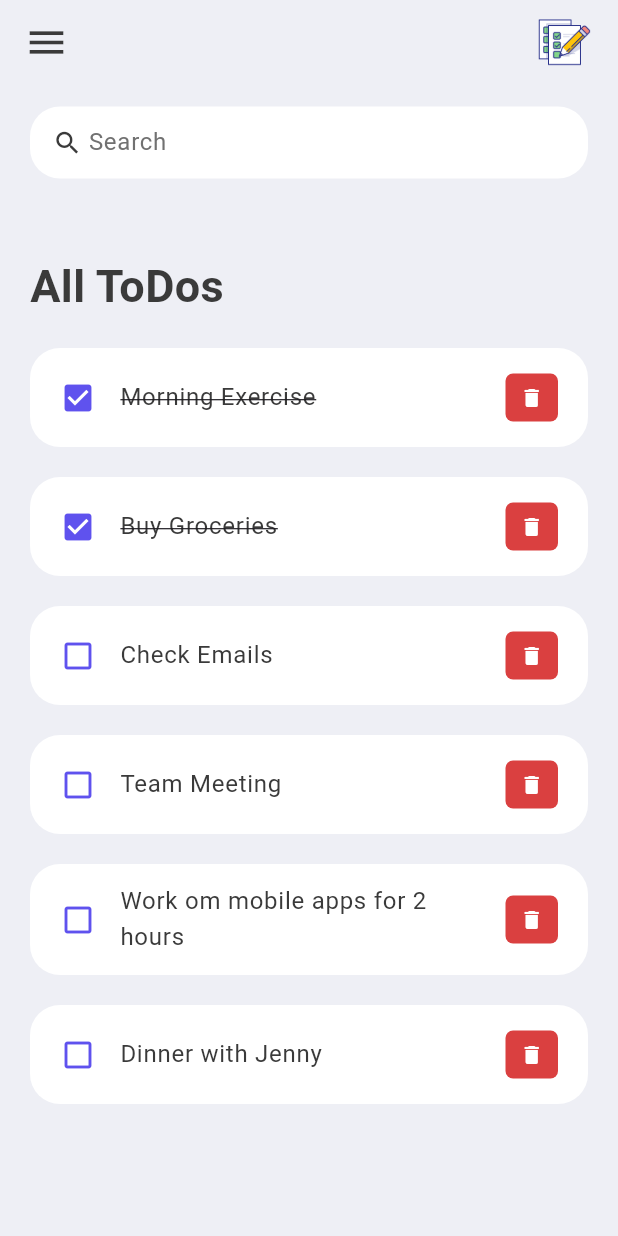
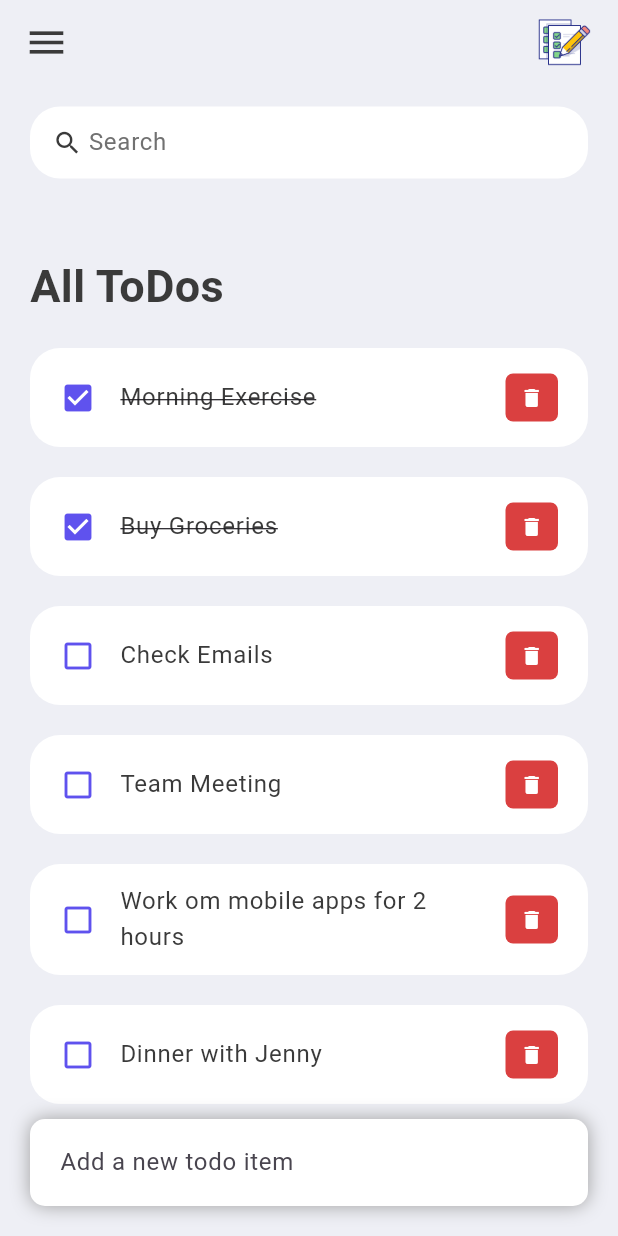
Before and after one commit to codeby-vikrant/Task-2-To-Do-List-App, a Flutter app: the screen it shows after launch, on a phone screen of 412 x 824 dp. Run offline on Flutter 3.47's test engine with Material 3 defaults, Android fonts, the phone set to English and light mode, and no system bars.

Commit message:
made a input box at bottom

```diff
--- a/lib/screens/home.dart
+++ b/lib/screens/home.dart
@@ -39,6 +39,35 @@ class HomeScreen extends StatelessWidget {
                   )
                 ],
               )),
+          Align(
+            alignment: Alignment.bottomCenter,
+            child: Row(
+              children: [
+                Expanded(
+                    child: Container(
+                  margin:
+                      const EdgeInsets.only(bottom: 20, right: 20, left: 20),
+                  padding:
+                      const EdgeInsets.symmetric(horizontal: 20, vertical: 5),
+                  decoration: BoxDecoration(
+                      color: Colors.white,
+                      boxShadow: const [
+                        BoxShadow(
+                            color: Colors.grey,
+                            offset: Offset(0.0, 0.0),
+                            blurRadius: 10.0,
+                            spreadRadius: 0.0)
+                      ],
+                      borderRadius: BorderRadius.circular(10)),
+                  child: const TextField(
+                    decoration: InputDecoration(
+                        hintText: 'Add a new todo item',
+                        border: InputBorder.none),
+                  ),
+                ))
+              ],
+            ),
+          )
         ],
       ),
     );
```
